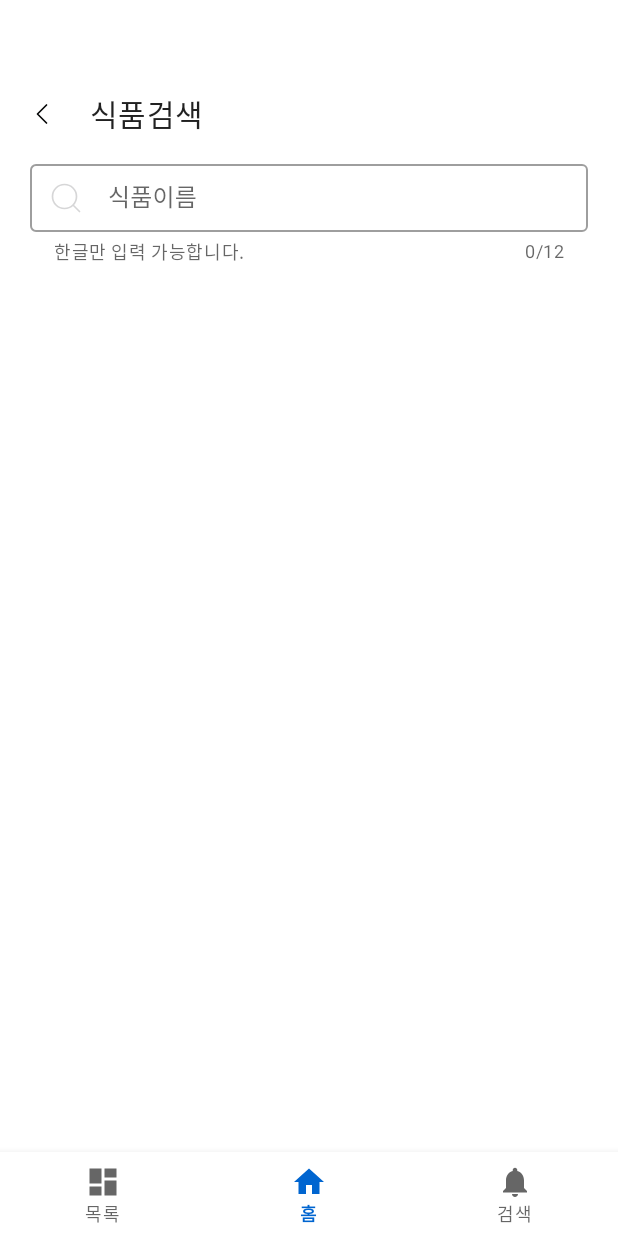
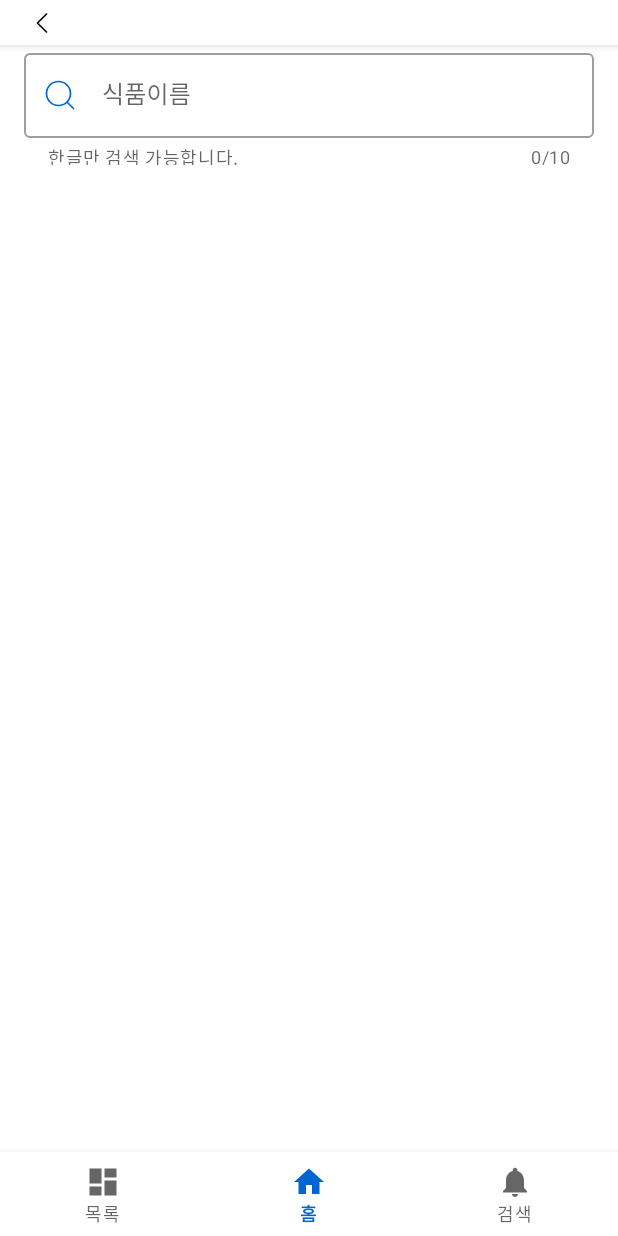
Before and after one commit to hot6-tweety/toy_mgym, an Android app: the SearchFoodFragment screen opened through its navigation route, on a phone screen of 412 x 824 dp. Run offline under Robolectric (Android 15) with nearby library versions, the phone set to English and light mode, and no system bars; our stand-ins replace Timber, data binding, navigation-ui; network calls fail; 1 statement that could not run was skipped.

Commit message:
[Improve] 식품검색 UI

```diff
--- a/app/src/main/AndroidManifest.xml
+++ b/app/src/main/AndroidManifest.xml
@@ -6,7 +6,7 @@
 
     <application
         android:name=".App"
-        android:allowBackup="true"
+        android:allowBackup="false"
         android:dataExtractionRules="@xml/data_extraction_rules"
         android:fullBackupContent="@xml/backup_rules"
         android:icon="@mipmap/ic_launcher"
@@ -15,11 +15,11 @@
         android:supportsRtl="true"
         android:theme="@style/Theme.Mgym"
         android:usesCleartextTraffic="true"
-        tools:targetApi="31">
+        tools:targetApi="33">
         <activity
             android:name=".MainActivity"
             android:exported="true"
-            android:label="@string/app_name">
+            android:windowSoftInputMode="adjustPan">
             <intent-filter>
                 <action android:name="android.intent.action.MAIN" />
 
--- a/app/src/main/java/com/toy/mgym/ApiClient.kt
+++ b/app/src/main/java/com/toy/mgym/ApiClient.kt
@@ -21,8 +21,8 @@ interface ApiClient {
         @Query("desc_kor") foodName: String? = "김",
         @Query("numOfRows") searchCount: Int? = 1
     ): FoodBody
-
-
+    // 안드로이드 Pie (9버전) 이후부터 https 를 사용, SSL 문제 발생, 임시로 http GET 요청하게끔 변경
+    // TODO 트래픽량이 10000개 제한되어 있어서 SVC 파일을 DB에 저장하는 방식으로 변경해야함
 
     companion object {
 
--- a/app/src/main/java/com/toy/mgym/ui/search/food/SearchFoodFragment.kt
+++ b/app/src/main/java/com/toy/mgym/ui/search/food/SearchFoodFragment.kt
@@ -7,10 +7,12 @@ import android.view.View
 import android.view.ViewGroup
 import androidx.fragment.app.Fragment
 import androidx.fragment.app.viewModels
+import androidx.navigation.fragment.findNavController
+import com.toy.mgym.R
 import com.toy.mgym.databinding.FragmentSearchFoodBinding
 import timber.log.Timber
 
-class SearchFoodFragment: Fragment() {
+class SearchFoodFragment : Fragment() {
 
     private lateinit var binding: FragmentSearchFoodBinding
     private val viewModel: SearchFoodViewModel by viewModels { ViewModelFactory(requireContext()) }
@@ -29,15 +31,19 @@ class SearchFoodFragment: Fragment() {
 
         binding.lifecycleOwner = viewLifecycleOwner
         setFoodList()
+        backSearchFood()
     }
-
 
     private fun setFoodList() {
         val searchFoodAdapter = SearchFoodAdapter(viewModel)
         binding.rvSearchFood.adapter = searchFoodAdapter
         viewModel.foods.observe(viewLifecycleOwner) {
             searchFoodAdapter.submitList(it)
-            Timber.d("${it}") // null... ?
+        }
+    }
+    private fun backSearchFood() {
+        binding.toolbarSearchFood.setOnClickListener {
+            findNavController().navigateUp()
         }
     }
 }
--- a/app/src/main/res/layout/activity_main.xml
+++ b/app/src/main/res/layout/activity_main.xml
@@ -1,21 +1,16 @@
 <?xml version="1.0" encoding="utf-8"?>
 <androidx.constraintlayout.widget.ConstraintLayout xmlns:android="http://schemas.android.com/apk/res/android"
     xmlns:app="http://schemas.android.com/apk/res-auto"
-    android:id="@+id/container"
     android:layout_width="match_parent"
-    android:layout_height="match_parent"
-    android:paddingTop="?attr/actionBarSize">
+    android:layout_height="match_parent">
 
     <androidx.fragment.app.FragmentContainerView
         android:id="@+id/container_main"
         android:name="androidx.navigation.fragment.NavHostFragment"
-        android:layout_width="0dp"
-        android:layout_height="0dp"
+        android:layout_width="match_parent"
+        android:layout_height="match_parent"
         app:defaultNavHost="true"
         app:layout_constraintBottom_toTopOf="@id/nav_main"
-        app:layout_constraintLeft_toLeftOf="parent"
-        app:layout_constraintRight_toRightOf="parent"
-        app:layout_constraintTop_toTopOf="parent"
         app:navGraph="@navigation/nav_main" />
 
     <com.google.android.material.bottomnavigation.BottomNavigationView
@@ -23,8 +18,8 @@
         android:layout_width="0dp"
         android:layout_height="wrap_content"
         app:layout_constraintBottom_toBottomOf="parent"
-        app:layout_constraintLeft_toLeftOf="parent"
-        app:layout_constraintRight_toRightOf="parent"
+        app:layout_constraintStart_toStartOf="parent"
+        app:layout_constraintEnd_toEndOf="parent"
         app:menu="@menu/nav_main_menu" />
 
 </androidx.constraintlayout.widget.ConstraintLayout>
--- a/app/src/main/res/layout/fragment_dashboard.xml
+++ b/app/src/main/res/layout/fragment_dashboard.xml
@@ -4,6 +4,7 @@
     xmlns:tools="http://schemas.android.com/tools"
     android:layout_width="match_parent"
     android:layout_height="match_parent"
+    android:background="@color/purple"
     tools:context=".ui.dashboard.DashboardFragment">
 
     <TextView
@@ -11,9 +12,9 @@
         android:layout_width="match_parent"
         android:layout_height="wrap_content"
         android:layout_marginStart="8dp"
-        android:layout_marginTop="8dp"
         android:layout_marginEnd="8dp"
         android:textAlignment="center"
+        android:textColor="@color/white"
         android:textSize="20sp"
         app:layout_constraintBottom_toBottomOf="parent"
         app:layout_constraintEnd_toEndOf="parent"
--- a/app/src/main/res/layout/fragment_home.xml
+++ b/app/src/main/res/layout/fragment_home.xml
@@ -4,16 +4,15 @@
     xmlns:tools="http://schemas.android.com/tools"
     android:layout_width="match_parent"
     android:layout_height="match_parent"
+    android:background="@color/blue"
     tools:context=".ui.home.HomeFragment">
 
     <TextView
         android:id="@+id/text_home"
         android:layout_width="match_parent"
         android:layout_height="wrap_content"
-        android:layout_marginStart="8dp"
-        android:layout_marginTop="8dp"
-        android:layout_marginEnd="8dp"
         android:textAlignment="center"
+        android:textColor="@color/white"
         android:textSize="20sp"
         app:layout_constraintBottom_toBottomOf="parent"
         app:layout_constraintEnd_toEndOf="parent"
--- a/app/src/main/res/layout/fragment_search.xml
+++ b/app/src/main/res/layout/fragment_search.xml
@@ -5,6 +5,7 @@
     xmlns:tools="http://schemas.android.com/tools"
     android:layout_width="match_parent"
     android:layout_height="match_parent"
+    android:background="@color/yellow"
     tools:context=".ui.search.SearchFragment">
 
 
--- a/app/src/main/res/layout/fragment_search_food.xml
+++ b/app/src/main/res/layout/fragment_search_food.xml
@@ -8,60 +8,75 @@
 
     </data>
 
-    <androidx.constraintlayout.widget.ConstraintLayout
+    <androidx.coordinatorlayout.widget.CoordinatorLayout
         android:layout_width="match_parent"
         android:layout_height="match_parent">
 
+        <com.google.android.material.appbar.AppBarLayout
+            android:id="@+id/appbar_search_food"
+            android:layout_width="match_parent"
+            android:layout_height="wrap_content"
+            android:background="@color/white"
+            android:elevation="0dp">
+
             <androidx.appcompat.widget.Toolbar
                 android:id="@+id/toolbar_search_food"
-            android:layout_width="0dp"
-            android:layout_height="40dp"
-            app:title="식품검색"
+                android:layout_width="match_parent"
+                android:layout_height="30dp"
                 app:contentInsetStartWithNavigation="0dp"
                 app:layout_constraintEnd_toEndOf="parent"
                 app:layout_constraintStart_toStartOf="parent"
                 app:layout_constraintTop_toTopOf="parent"
                 app:layout_scrollFlags="scroll|enterAlways"
                 app:navigationIcon="@drawable/ic_chevron_left" />
+        </com.google.android.material.appbar.AppBarLayout>
+
+        <androidx.constraintlayout.widget.ConstraintLayout
+            android:layout_width="match_parent"
+            android:layout_height="80dp"
+            android:layout_gravity="top"
+            android:layout_marginTop="30dp">
 
             <com.google.android.material.textfield.TextInputLayout
                 android:id="@+id/text_field_search_food"
                 style="@style/Widget.MaterialComponents.TextInputLayout.OutlinedBox"
                 android:layout_width="0dp"
                 android:layout_height="wrap_content"
+                android:layout_gravity="top"
+                android:layout_marginStart="16dp"
+                android:layout_marginEnd="16dp"
+                android:layout_marginBottom="2dp"
                 android:hint="@string/food_name"
                 app:counterEnabled="true"
-            app:counterMaxLength="12"
+                app:counterMaxLength="10"
                 app:endIconMode="clear_text"
-            app:helperText="한글만 입력 가능합니다."
+                app:helperText="한글만 검색 가능합니다."
                 app:helperTextEnabled="true"
-            android:paddingTop="8dp"
-            android:paddingStart="20dp"
-            android:paddingEnd="20dp"
-            android:paddingBottom="8dp"
                 app:layout_constraintEnd_toEndOf="parent"
                 app:layout_constraintStart_toStartOf="parent"
-            app:layout_constraintTop_toBottomOf="@+id/toolbar_search_food"
+                app:layout_constraintTop_toTopOf="parent"
                 app:startIconDrawable="@drawable/ic_search"
-            app:startIconTint="@color/blue_darkest">
+                app:startIconTint="@color/blue">
 
                 <com.google.android.material.textfield.TextInputEditText
                     android:id="@+id/input_food_search"
                     android:layout_width="match_parent"
-                android:layout_height="45dp" />
+                    android:layout_height="wrap_content"
+                    android:layout_gravity="center_horizontal"
+                    android:imeOptions="actionSearch"
+                    android:inputType="text"
+                    android:maxLines="1" />
             </com.google.android.material.textfield.TextInputLayout>
+        </androidx.constraintlayout.widget.ConstraintLayout>
 
         <androidx.recyclerview.widget.RecyclerView
             android:id="@+id/rv_search_food"
-                android:layout_width="0dp"
-                android:layout_height="wrap_content"
-                android:nestedScrollingEnabled="true"
+            android:layout_width="match_parent"
+            android:layout_height="match_parent"
+            android:layout_marginTop="80dp"
             android:orientation="vertical"
             app:layoutManager="androidx.recyclerview.widget.LinearLayoutManager"
-                app:layout_constraintEnd_toEndOf="parent"
-                app:layout_constraintStart_toStartOf="parent"
-                app:layout_constraintTop_toBottomOf="@id/text_field_search_food"
+            app:layout_behavior="@string/appbar_scrolling_view_behavior"
             tools:listitem="@layout/item_food" />
-
-    </androidx.constraintlayout.widget.ConstraintLayout>
+    </androidx.coordinatorlayout.widget.CoordinatorLayout>
 </layout>
--- a/app/src/main/res/values-night/themes.xml
+++ b/app/src/main/res/values-night/themes.xml
@@ -10,9 +10,10 @@
         <item name="colorSecondaryVariant">@color/purple_02</item>
         <item name="colorOnSecondary">@color/dark</item>
         <!-- Status bar color. -->
-        <item name="android:statusBarColor" tools:targetApi="l" >#00000000</item>
+        <item name="android:statusBarColor" tools:targetApi="l" >@color/white</item>
         <item name="android:windowLightStatusBar">true</item>
         <!-- Customize your theme here. -->
+        <item name="windowNoTitle">true</item>
     </style>
 
 
--- a/app/src/main/res/values/themes.xml
+++ b/app/src/main/res/values/themes.xml
@@ -10,10 +10,10 @@
         <item name="colorSecondaryVariant">@color/purple_02</item>
         <item name="colorOnSecondary">@color/dark</item>
         <!-- Status bar color. -->
-        <item name="android:statusBarColor" tools:targetApi="l" >#00000000</item>
-        <item name="android:windowLightStatusBar">true</item>
+        <item name="android:statusBarColor" tools:targetApi="l">@color/white</item>
+        <item name="android:windowLightStatusBar" tools:targetApi="m">true</item>
         <!-- Customize your theme here. -->
-        <item name="appBarLayoutStyle">@style/AppbarStyle</item>
+        <item name="windowNoTitle">true</item>
     </style>
 
     <style name="AppbarStyle" parent="Widget.Design.AppBarLayout">
@@ -21,7 +21,6 @@
     </style>
 
     <style name="Theme.Mgym.Splash">
-        <item name="android:statusBarColor">@color/blue</item>
-        <item name="android:windowBackground">@color/blue</item>
+
     </style>
 </resources>
```
Also changed, not shown: app/src/main/res/drawable/bg_search_text.xml (+3 -4 lines), app/src/main/res/layout/item_food.xml (+37 -29 lines), app/src/main/res/values/colors.xml (+4 -3 lines), app/src/main/res/values/styles.xml (+53 -53 lines). Lines whose indentation alone changed are shown as unchanged.
